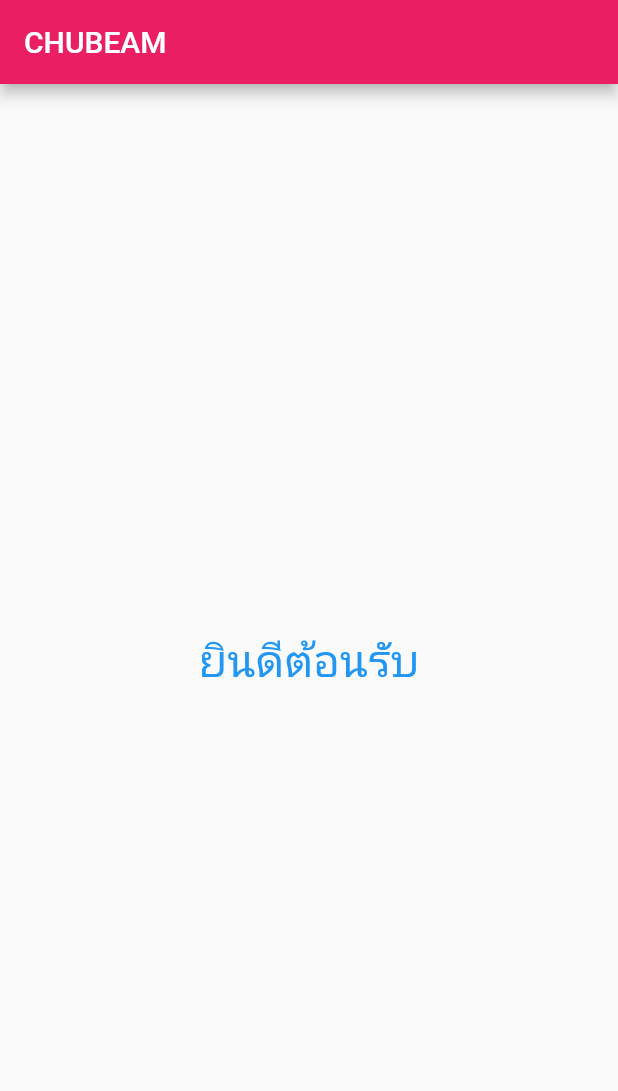
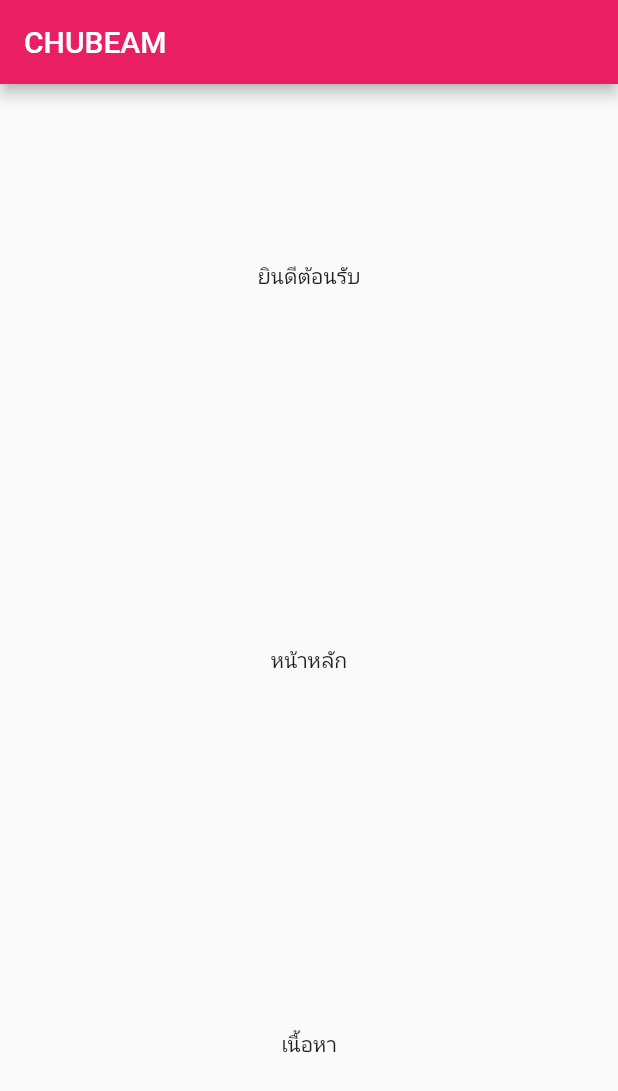
Before and after one commit to chutima2544/LAB4, a Flutter app: the screen it shows after launch, on a phone screen of 412 x 824 dp. Shown: the top 1091 px of the screen. Run offline on Flutter 3.47's test engine with Material 2 defaults, Android fonts, the phone set to English and light mode, and no system bars.

Commit message:
body:text3

```diff
--- a/lib/main.dart
+++ b/lib/main.dart
@@ -15,12 +15,16 @@ class Myweb extends StatelessWidget {
           title: Text("CHUBEAM"),
         ),
         body: Center(
-          child: Text(
-            "ยินดีต้อนรับ",
-            style: TextStyle(fontSize: 30, color: Colors.blue),
+          child: Column(
+            mainAxisAlignment: MainAxisAlignment.spaceAround,
+            children: [
+              Text("ยินดีต้อนรับ"),
+              Text("หน้าหลัก"),
+              Text("เนื้อหา"),
+            ],
+          )
           ),
         ),
-      ),
       theme: ThemeData(primarySwatch: Colors.pink),
     );
   }
```
